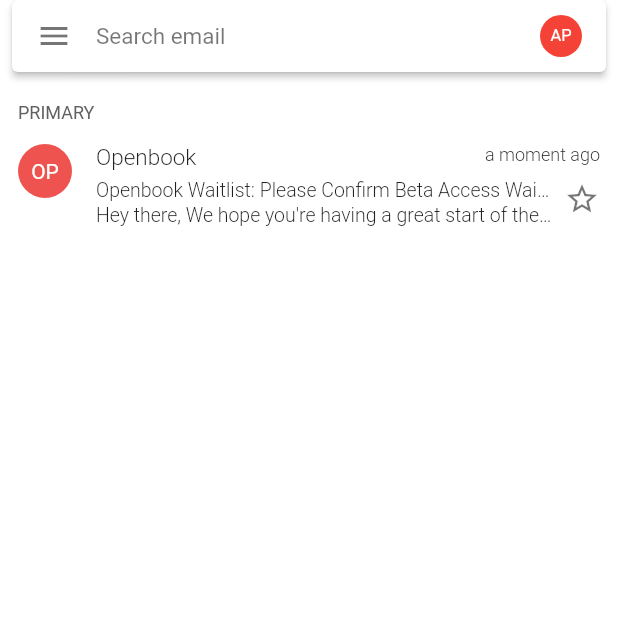
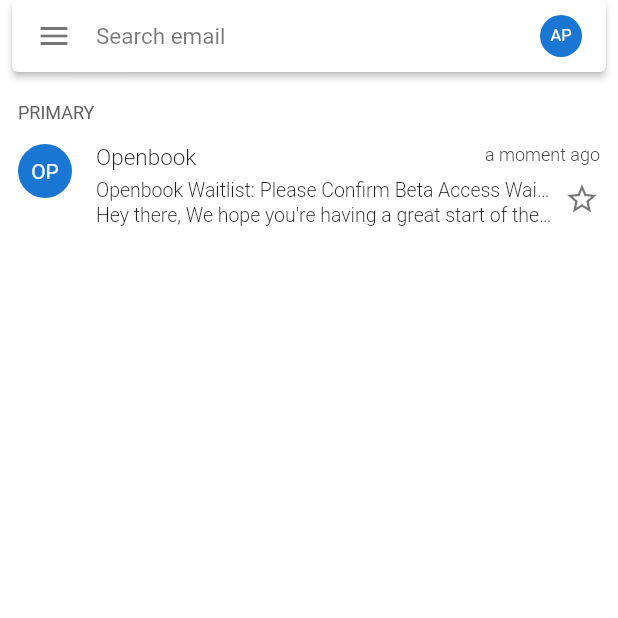
Before and after one commit to Appli-chic/gmail-flutter, a Flutter app: the screen it shows after launch, after a tap on the "menu" icon, after a tap on "Primary", on a phone screen of 412 x 824 dp, the top half of it. Run offline on Flutter 3.47's test engine with Material 2 defaults, Android fonts, the phone set to English and light mode, and no system bars; our stand-ins replace timeago; missing offline and left inert: flutter_color_avatar.

Commit message:
Adding color for avatars.

```diff
--- a/lib/component/floating-search-bar.dart
+++ b/lib/component/floating-search-bar.dart
@@ -1,5 +1,6 @@
 import 'package:flutter/material.dart';
 import 'package:flutter/rendering.dart';
+import 'package:flutter_color_avatar/flutter_color_avatar.dart';
 
 class FloatingSearchBar extends StatefulWidget {
   FloatingSearchBar({
@@ -130,7 +131,7 @@ class _FloatingSearchBarHeaderDelegate extends SliverPersistentHeaderDelegate {
                 margin: EdgeInsets.only(right: 8.0),
                 child: CircleAvatar(
                   maxRadius: 14,
-                  backgroundColor: Colors.red.shade500,
+                  backgroundColor: ColorAvatar.getColorFromName('AP'),
                   child: Text(
                     'AP',
                     style: TextStyle(
--- a/lib/component/gmail-drawer.dart
+++ b/lib/component/gmail-drawer.dart
@@ -17,7 +17,6 @@ class GmailDrawer extends StatefulWidget {
 }
 
 class _GmailDrawerState extends State<GmailDrawer> {
-
   _onSelectItem(int index, BuildContext context) {
     Navigator.of(context).pop(); // close the drawer
     this.widget.onSelectItem(index);
--- a/lib/main.dart
+++ b/lib/main.dart
@@ -4,6 +4,7 @@ import 'package:gmail/component/gmail-drawer.dart';
 import 'package:gmail/component/mail-item.dart';
 import 'package:gmail/model/email-summary.dart';
 import 'package:timeago/timeago.dart' as timeago;
+import 'package:flutter_color_avatar/flutter_color_avatar.dart';
 
 void main() => runApp(MyHomePage());
 
@@ -55,7 +56,7 @@ class _MyHomePageState extends State<MyHomePage> {
             final difference = now.difference(listEmails[index - 1].date.toLocal());
 
             return MailItem(
-              circleColor: Colors.red.shade400,
+              circleColor: ColorAvatar.getColorFromName(listEmails[index - 1].title),
               title: listEmails[index - 1].title,
               date: timeago.format(now.subtract(difference)),
               object: listEmails[index - 1].object,
--- a/pubspec.yaml
+++ b/pubspec.yaml
@@ -24,6 +24,7 @@ dependencies:
   # Use with the CupertinoIcons class for iOS style icons.
   cupertino_icons: ^0.1.2
   timeago: ^2.0.10
+  flutter_color_avatar: ^0.0.2
 
 dev_dependencies:
   flutter_test:
@@ -42,9 +43,8 @@ flutter:
   uses-material-design: true
 
   # To add assets to your application, add an assets section, like this:
-  # assets:
-  #  - images/a_dot_burr.jpeg
-  #  - images/a_dot_ham.jpeg
+  assets:
+  - assets/
 
   # An image asset can refer to one or more resolution-specific "variants", see
   # https://flutter.io/assets-and-images/#resolution-aware.
```
Also changed, not shown: lib/component/drawer-item.dart (+4 -4 lines), pubspec.lock, 6 other files.
